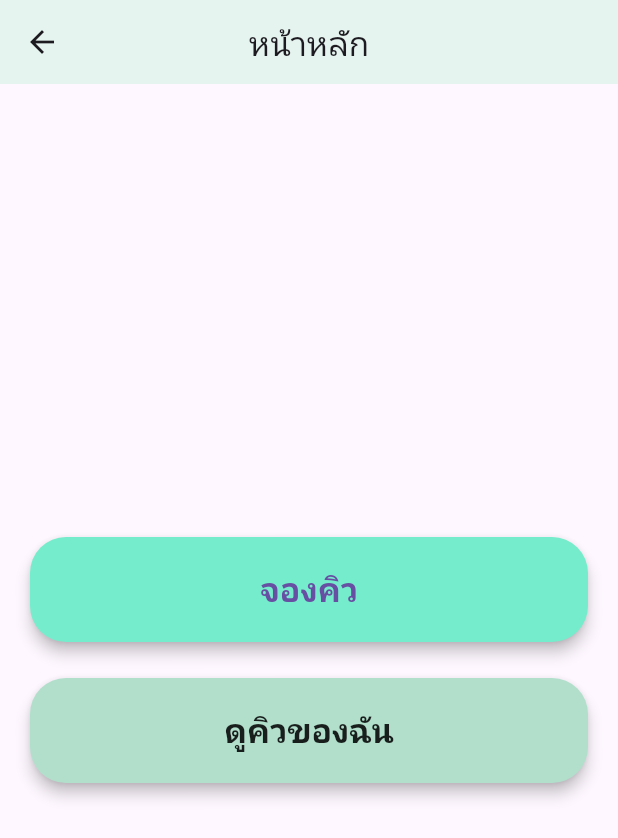
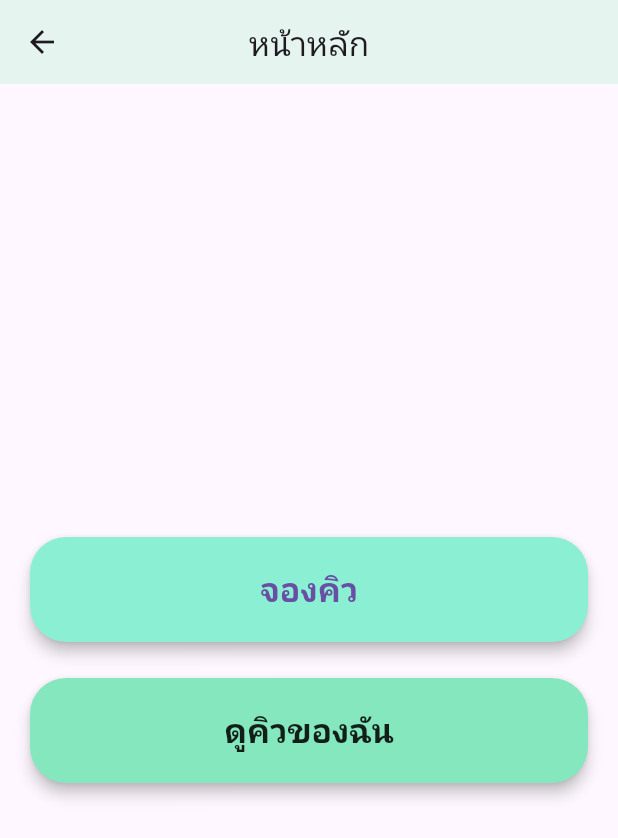
Before and after one commit to kott2556-debug/barber_queue, a Flutter app: the HomeScreen screen opened by its route, on a phone screen of 412 x 824 dp. Shown: the top 838 px of the screen. Run offline on Flutter 3.47's test engine with Material 3 defaults, Android fonts, the light colour scheme and no system bars.

Commit message:
เปลี่ยนสีปุ่มกด  จองคิวกับดูคิว

```diff
--- a/lib/screens/home_screen.dart
+++ b/lib/screens/home_screen.dart
@@ -23,7 +23,7 @@ class HomeScreen extends StatelessWidget {
               height: 70, // สูงขึ้น
               child: ElevatedButton(
                 style: ElevatedButton.styleFrom(
-                  backgroundColor: const Color.fromARGB(255, 117, 236, 203), // สีโทนอ่อน
+                  backgroundColor: const Color.fromARGB(255, 139, 240, 211), // สีโทนอ่อน
                   shape: RoundedRectangleBorder(
                     borderRadius: BorderRadius.circular(24), // มน ๆ
                   ),
@@ -47,7 +47,7 @@ class HomeScreen extends StatelessWidget {
               height: 70, // สูงขึ้น
               child: ElevatedButton(
                 style: ElevatedButton.styleFrom(
-                  backgroundColor: const Color(0xFFB2DFCC), // สีโทนอ่อน
+                  backgroundColor: const Color.fromARGB(255, 133, 231, 190), // สีโทนอ่อน
                   shape: RoundedRectangleBorder(
                     borderRadius: BorderRadius.circular(24),
                   ),
--- a/lib/screens/queue_screen.dart
+++ b/lib/screens/queue_screen.dart
@@ -58,7 +58,7 @@ class QueueScreen extends StatelessWidget {
                           style: const TextStyle(
                             fontSize: 18,
                             fontWeight: FontWeight.w600,
-                            color: Color(0xFF2F5D50),
+                            color: Color.fromARGB(255, 44, 94, 80),
                           ),
                         ),
                       ],
```
